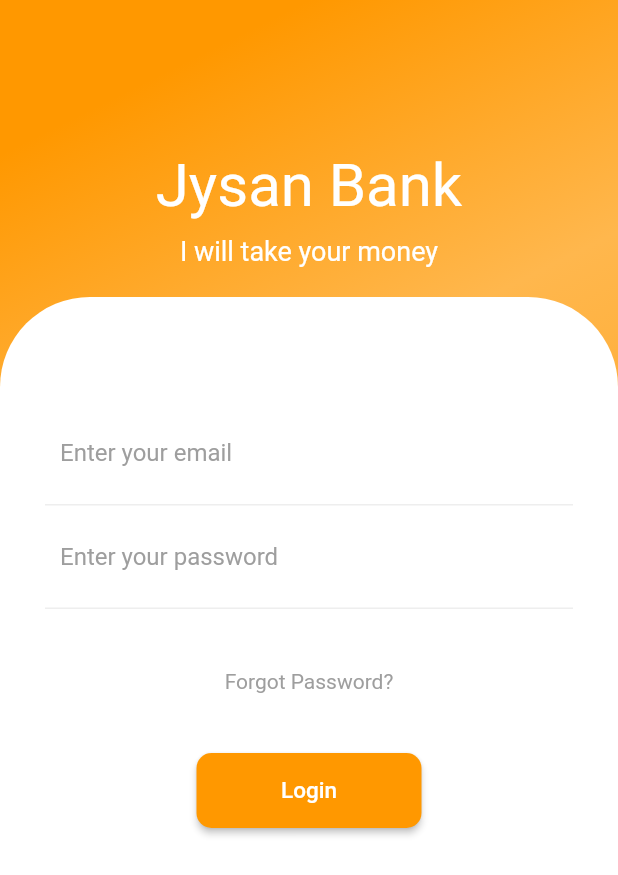
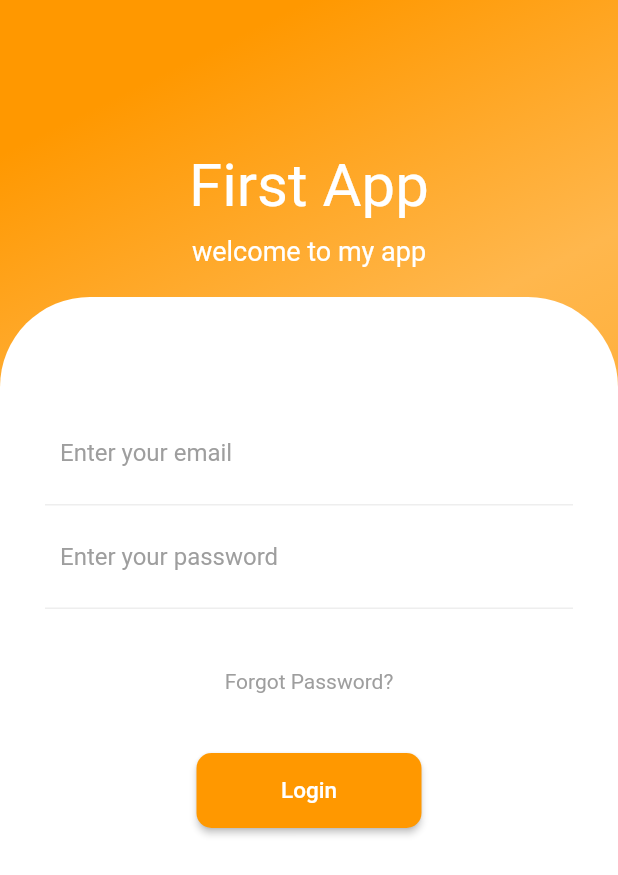
Before and after one commit to Vetarium/class2, a Flutter app: the screen it shows after launch, on a phone screen of 412 x 824 dp. Shown: the top 875 px of the screen. Run offline on Flutter 3.47's test engine with Material 2 defaults, Android fonts, the phone set to English and light mode, and no system bars.

Commit message:
just kidding
playing with my app

```diff
--- a/lib/Header.dart
+++ b/lib/Header.dart
@@ -8,7 +8,7 @@ class Header extends StatelessWidget{
         crossAxisAlignment: CrossAxisAlignment.start,
         children: <Widget> [
           Center(
-            child: Text("Jysan Bank",
+            child: Text("First App",
               style: TextStyle(
                 color: Colors.white,
                 fontSize: 40,
@@ -18,7 +18,7 @@ class Header extends StatelessWidget{
           SizedBox(height: 10,),
           Center(
             child: Text(
-              "I will take your money",
+              "welcome to my app",
               style: TextStyle(
                   color: Colors.white,
                   fontSize: 18,
--- a/lib/MyHomePage.dart
+++ b/lib/MyHomePage.dart
@@ -36,7 +36,7 @@ class _MyStatefulWidgetState extends State<MyStatefulWidget> {
     return Scaffold(
       appBar: AppBar(
         backgroundColor: Colors.orange,
-        title: const Text('Jysan Bank'),
+        title: const Text('Login page'),
       ),
       body: Center(
         child: _widgetOptions.elementAt(_selectedIndex),
--- /dev/null
+++ b/lib/SignUpPage.dart
@@ -0,0 +1,46 @@
+import 'package:flutter/material.dart';
+
+import 'Header.dart';
+import 'InputWrapper.dart';
+
+class SignUpPage extends StatelessWidget{
+  @override
+  Widget build(BuildContext context) {
+
+    return Scaffold(
+      resizeToAvoidBottomPadding: false,
+      body: Container(
+        width: double.infinity,
+        decoration: BoxDecoration(
+            gradient: LinearGradient(begin: Alignment.topCenter, colors: [
+              Colors.orange[500],
+              Colors.orange[300],
+              Colors.orange[400],
+            ] )
+        ),
+        child: Column(
+          children: <Widget> [
+            SizedBox(
+              height: 80,
+            ),
+            Header(),
+            Expanded(child: Container(
+              decoration: BoxDecoration(
+                  color: Colors.white,
+                  borderRadius: BorderRadius.only(
+                    topLeft: Radius.circular(60),
+                    topRight: Radius.circular(60),
+                  )
+              ),
+              child: InputWrapper(
+
+              ),
+            ))
+
+          ],
+        ) ,
+      ),
+    );
+
+  }
+}
--- a/lib/main.dart
+++ b/lib/main.dart
@@ -1,6 +1,7 @@
 import 'package:flutter/material.dart';
 
 import 'LoginPage.dart';
+import 'package:class2/SignUpPage.dart';
 
 void main() {
   runApp(MyApp());
@@ -12,7 +13,7 @@ class MyApp extends StatelessWidget {
   Widget build(BuildContext context) {
     return  MaterialApp(
       debugShowCheckedModeBanner: false,
-      home: LoginPage(),
+      home: SignUpPage(),
     );
 
   }
```
